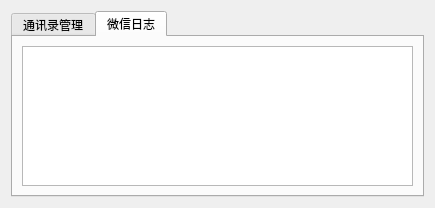
Above: dialogtoolbox.ui from mice2100/wx-batch before the change. Below: the same form after it.
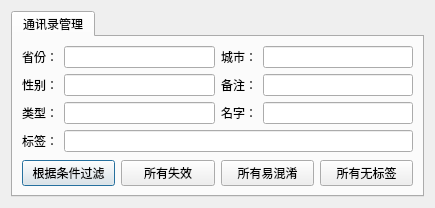
That is the form after the change. The open tabs and pages were chosen to show the change.

Patch:
```diff
--- a/dialogtoolbox.ui
+++ b/dialogtoolbox.ui
@@ -173,20 +173,6 @@
          </item>
         </layout>
        </widget>
-       <widget class="QWidget" name="tab_2">
-        <attribute name="title">
-         <string>微信日志</string>
-        </attribute>
-        <layout class="QHBoxLayout" name="horizontalLayout_4">
-         <item>
-          <layout class="QHBoxLayout" name="horizontalLayout_3">
-           <item>
-            <widget class="QTextBrowser" name="txtLog"/>
-           </item>
-          </layout>
-         </item>
-        </layout>
-       </widget>
       </widget>
      </item>
     </layout>
```
